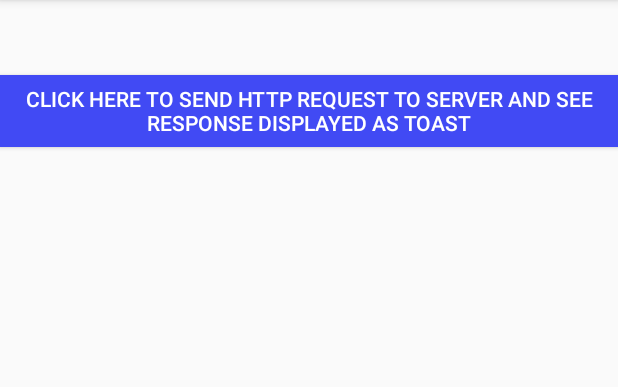
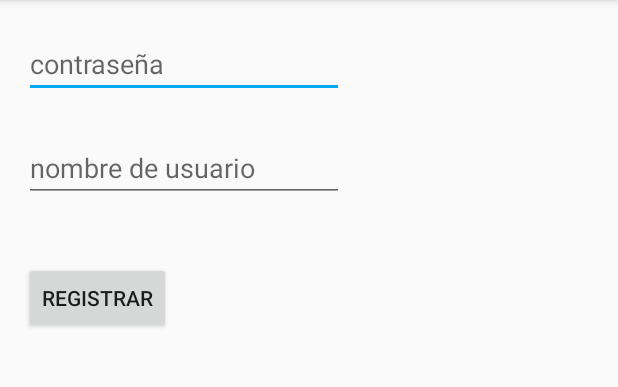
Before and after one commit to gonzalogabriel3/ProyectoFinalAndroid, an Android app: the activity_conexion screen opened directly, with no data from a screen before it, on a phone screen of 412 x 824 dp, the part 84-471 px from its top. Run offline under Robolectric (Android 15) with nearby library versions, the phone set to English and light mode, and no system bars; our stand-ins replace Volley.

Commit message:
actualizo activity probar conexion y ahora puede consultar para loguear un usuario

```diff
--- a/app/src/main/java/com/example/gonzalo/proyectofinalandroid/activity_conexion.java
+++ b/app/src/main/java/com/example/gonzalo/proyectofinalandroid/activity_conexion.java
@@ -5,6 +5,7 @@ import android.os.Bundle;
 import android.util.Log;
 import android.view.View;
 import android.widget.Button;
+import android.widget.EditText;
 import android.widget.Toast;
 
 import com.android.volley.Request;
@@ -14,6 +15,9 @@ import com.android.volley.VolleyError;
 import com.android.volley.toolbox.StringRequest;
 import com.android.volley.toolbox.Volley;
 
+import java.util.HashMap;
+import java.util.Map;
+
 public class activity_conexion extends AppCompatActivity {
 
     private static final String TAG = activity_conexion.class.getName();
@@ -21,7 +25,9 @@ public class activity_conexion extends AppCompatActivity {
 
     private RequestQueue mRequestQueue;
     private StringRequest mStringRequest;
-    private String url = "http://dondeestaelcole.ddns.net:8080/parada/1435";
+    private String url = "http://dondeestaelcole.ddns.net:8080/logusuario";
+
+    private EditText et_usuario,et_password;
 
     @Override
     protected void onCreate(Bundle savedInstanceState) {
@@ -29,23 +35,25 @@ public class activity_conexion extends AppCompatActivity {
         setContentView(R.layout.activity_conexion);
 
         btnRequest = (Button) findViewById(R.id.buttonRequest);
+        et_usuario = (EditText) findViewById(R.id.et_usuario);
+        et_password = (EditText) findViewById(R.id.et_password);
+
 
         btnRequest.setOnClickListener(new View.OnClickListener() {
-            @Override
-            public void onClick(View v){
-                sendAndRequestResponse();
-            }
-            }
+                                          @Override
+                                          public void onClick(View v){
+                                              Put();
+                                          }
+                                      }
         );
     }
-
-    private void sendAndRequestResponse() {
-
+    private void Put() {
+        String urla = url + "/" + et_usuario.getText().toString() + "/" + et_password.getText().toString();
         //RequestQueue initialized
         mRequestQueue = Volley.newRequestQueue(this);
 
         //String Request initialized
-        mStringRequest = new StringRequest(Request.Method.GET, url, new Response.Listener<String>() {
+        mStringRequest = new StringRequest(Request.Method.GET, urla, new Response.Listener<String>() {
             @Override
             public void onResponse(String response) {
 
@@ -57,6 +65,7 @@ public class activity_conexion extends AppCompatActivity {
             public void onErrorResponse(VolleyError error) {
 
                 Log.i(TAG,"Error :" + error.toString());
+                Toast.makeText(getApplicationContext(),"Error: no se pudo iniciar sesion, el usuario o la contraseña fue incorrecto", Toast.LENGTH_LONG).show();//display the response on screen
             }
         });
 
--- a/app/src/main/res/layout/activity_conexion.xml
+++ b/app/src/main/res/layout/activity_conexion.xml
@@ -7,14 +7,39 @@
     android:orientation="vertical"
     tools:context=".activity_conexion">
 
+
+    <EditText
+        android:id="@+id/et_password"
+        android:layout_width="wrap_content"
+        android:layout_height="wrap_content"
+        android:layout_marginStart="16dp"
+        android:layout_marginTop="20dp"
+        android:ems="10"
+        android:hint="contraseña"
+        android:inputType="textPassword"
+        app:layout_constraintStart_toStartOf="parent"
+        app:layout_constraintTop_toBottomOf="@+id/et_usuario" />
+
+    <EditText
+        android:id="@+id/et_usuario"
+        android:layout_width="wrap_content"
+        android:layout_height="wrap_content"
+        android:layout_marginStart="16dp"
+        android:layout_marginTop="24dp"
+        android:ems="10"
+        android:hint="nombre de usuario"
+        android:inputType="textPersonName"
+        app:layout_constraintStart_toStartOf="parent"
+        app:layout_constraintTop_toTopOf="parent" />
+
     <Button
         android:id="@+id/buttonRequest"
         android:layout_width="wrap_content"
         android:layout_height="wrap_content"
-        android:background="#414af4"
-        android:text="Click Here To Send HTTP Request To Server And See Response Displayed As Toast"
-        android:textColor="#ffffff"
-        android:layout_alignParentTop="true"
-        android:layout_marginTop="50dp" />
+        android:layout_marginStart="16dp"
+        android:layout_marginTop="40dp"
+        android:text="Registrar"
+        app:layout_constraintStart_toStartOf="parent"
+        app:layout_constraintTop_toBottomOf="@+id/et_password" />
 
 </LinearLayout>
```
